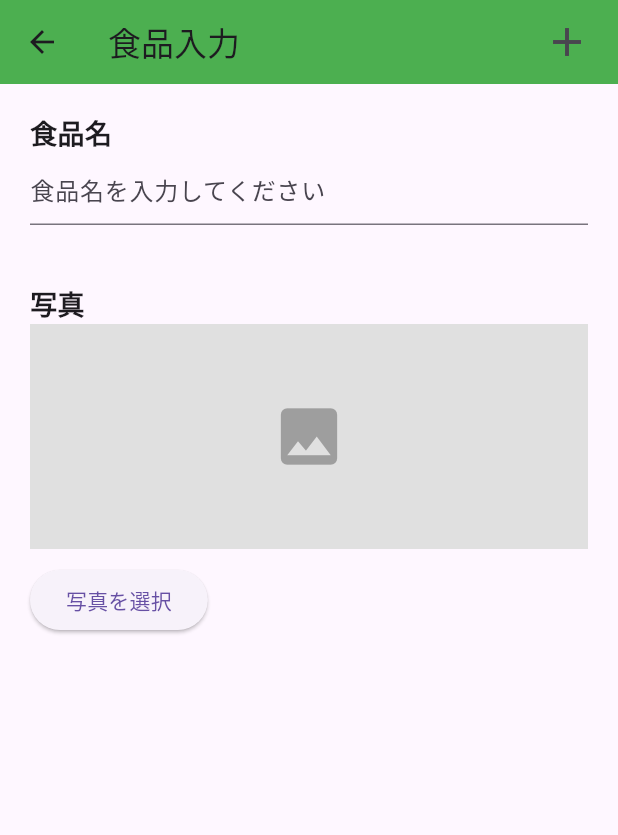
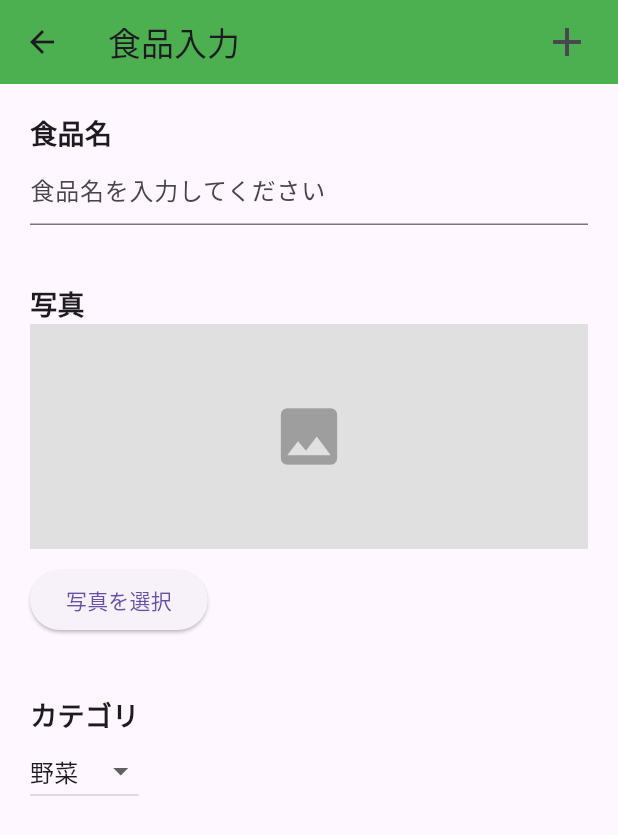
Before and after one commit to motigaeru/sugar, a Flutter app: the FoodEntry screen opened directly, on a phone screen of 412 x 824 dp. Shown: the top 835 px of the screen. Run offline on Flutter 3.47's test engine with Material 3 defaults, Android fonts, the phone set to English and light mode, and no system bars; our stand-ins replace flutter_riverpod, image_picker, shared_preferences, sqflite; accounts and stored records are empty.

Commit message:
カテゴリーの実装とそれによる栄養の偏りを知らせる機能を実装したしかしそれに関してエラーがある

```diff
--- a/lib/app.dart
+++ b/lib/app.dart
@@ -31,7 +31,7 @@ class _MyStatefulWidgetState extends State<MyStatefulWidget> {
     HomeScreen(),
     warningScreen(),
     cameraScreen(),
-    FoodlistScreen()
+    FoodlistScreen(),
   ];
 
   int _selectedIndex = 0;
--- a/lib/main.dart
+++ b/lib/main.dart
@@ -1,9 +1,6 @@
 import 'package:flutter/material.dart';
 import 'package:flutter_riverpod/flutter_riverpod.dart';
-import 'package:image_picker/image_picker.dart';
 import 'app.dart';
-
-
 
 void main() {
   runApp(const ProviderScope(child: MyApp()));
--- a/lib/src/screens/Food Entry.dart
+++ b/lib/src/screens/FoodEntry.dart
@@ -1,4 +1,6 @@
+import 'dart:io';
 import 'package:flutter/material.dart';
+import 'package:image_picker/image_picker.dart';
 
 class FoodEntry extends StatefulWidget {
   const FoodEntry({Key? key}) : super(key: key);
@@ -10,6 +12,27 @@ class FoodEntry extends StatefulWidget {
 class _FoodEntryState extends State<FoodEntry> {
   String _foodName = '';
   String _imageUrl = '';
+  int _selectedCategory = 0;  // Default category
+
+  final ImagePicker _picker = ImagePicker();
+
+  Future<void> _pickImage() async {
+    final XFile? image = await _picker.pickImage(source: ImageSource.gallery);
+    if (image != null) {
+      setState(() {
+        _imageUrl = image.path;
+      });
+    }
+  }
+
+  List<DropdownMenuItem<int>> get _dropdownItems {
+    return [
+      DropdownMenuItem(value: 0, child: Text('野菜')),
+      DropdownMenuItem(value: 1, child: Text('肉')),
+      DropdownMenuItem(value: 2, child: Text('魚')),
+      DropdownMenuItem(value: 3, child: Text('その他')),
+    ];
+  }
 
   @override
   Widget build(BuildContext context) {
@@ -19,23 +42,25 @@ class _FoodEntryState extends State<FoodEntry> {
         title: const Text('食品入力'),
         actions: [
           Padding(
-            padding: const EdgeInsets.symmetric(horizontal: 10.0), // ボタンの周囲に余白を追加
+            padding: const EdgeInsets.symmetric(horizontal: 10.0),
             child: IconButton(
               onPressed: () {
-                // ここで入力された食品名を追加する
                 if (_foodName.isNotEmpty) {
-                  // 入力された食品名が空でない場合のみ追加する
-                  Navigator.pop(context, _foodName); // 入力画面を閉じる
+                  Navigator.pop(context, {
+                    'name': _foodName,
+                    'image': _imageUrl,
+                    'category': _selectedCategory
+                  });
                 }
               },
-              icon: const Icon(Icons.add), // アイコンをプラスアイコンに変更
-              iconSize: 32.0, // アイコンのサイズを大きくする
+              icon: const Icon(Icons.add),
+              iconSize: 32.0,
             ),
           ),
         ],
       ),
       body: SingleChildScrollView(
-        padding: EdgeInsets.symmetric(vertical: 20.0, horizontal: 20.0), // 上下左右に20の余白を追加
+        padding: EdgeInsets.symmetric(vertical: 20.0, horizontal: 20.0),
         child: Column(
           crossAxisAlignment: CrossAxisAlignment.stretch,
           children: <Widget>[
@@ -61,7 +86,7 @@ class _FoodEntryState extends State<FoodEntry> {
                 ],
               ),
             ),
-            SizedBox(height: 20.0), // スペースを追加
+            SizedBox(height: 20.0),
             Padding(
               padding: const EdgeInsets.only(bottom: 20.0),
               child: Column(
@@ -71,35 +96,45 @@ class _FoodEntryState extends State<FoodEntry> {
                     '写真',
                     style: TextStyle(fontSize: 18.0, fontWeight: FontWeight.bold),
                   ),
-                  // 灰色の長方形を表示する
                   Container(
-                    height: 150, // 画像の高さに応じて調整してください
+                    height: 150,
                     color: Colors.grey[300],
                     alignment: Alignment.center,
                     child: _imageUrl.isNotEmpty
-                        ? Image.network(_imageUrl)
+                        ? Image.file(File(_imageUrl))
                         : Icon(Icons.image, size: 50, color: Colors.grey),
                   ),
-                  SizedBox(height: 10), // スペースを追加
+                  SizedBox(height: 10),
                   ElevatedButton(
-                    onPressed: () {
-                      // ここで画像の選択を処理する
-                      // 例えば、画像を選択して _imageUrl を更新する処理を実装することができます
-                    },
+                    onPressed: _pickImage,
                     child: Text('写真を選択'),
                   ),
                 ],
               ),
             ),
+            SizedBox(height: 20.0),
             Padding(
               padding: const EdgeInsets.only(bottom: 20.0),
               child: Column(
                 crossAxisAlignment: CrossAxisAlignment.start,
                 children: [
+                  Text(
+                    'カテゴリ',
+                    style: TextStyle(fontSize: 18.0, fontWeight: FontWeight.bold),
+                  ),
+                  DropdownButton<int>(
+                    value: _selectedCategory,
+                    items: _dropdownItems,
+                    onChanged: (value) {
+                      setState(() {
+                        _selectedCategory = value!;
+                      });
+                    },
+                  ),
                 ],
               ),
             ),
-            SizedBox(height: MediaQuery.of(context).viewInsets.bottom), // キーボードの高さ分のスペースを追加
+            SizedBox(height: MediaQuery.of(context).viewInsets.bottom),
           ],
         ),
       ),
--- a/lib/src/screens/note-taking camera.dart
+++ b/lib/src/screens/note-taking camera.dart
@@ -8,10 +8,10 @@ class cameraScreen extends StatelessWidget {
     return Scaffold(
       appBar: AppBar(
         backgroundColor: Colors.green,
-        title: const Text('カメラ'),
+        title: const Text('プロフィール'),
       ),
       body:
-          const Center(child: Text('カメラ画面', style: TextStyle(fontSize: 32.0))),
+          const Center(child: Text('プロフィール画面', style: TextStyle(fontSize: 32.0))),
     );
   }
 }
--- a/pubspec.yaml
+++ b/pubspec.yaml
@@ -42,7 +42,7 @@ dependencies:
   riverpod_annotation: ^2.3.5
   image_picker: ^1.1.2
   provider: ^6.1.2
-
+  shared_preferences: ^2.0.13
 
 dev_dependencies:
   flutter_test:
```
Also changed, not shown: lib/src/screens/Foodlist.dart (+67 -42 lines), lib/src/screens/food_provider.dart (added, +81 -0 lines), lib/src/screens/home.dart (+101 -26 lines), pubspec.lock, 2 other files.
